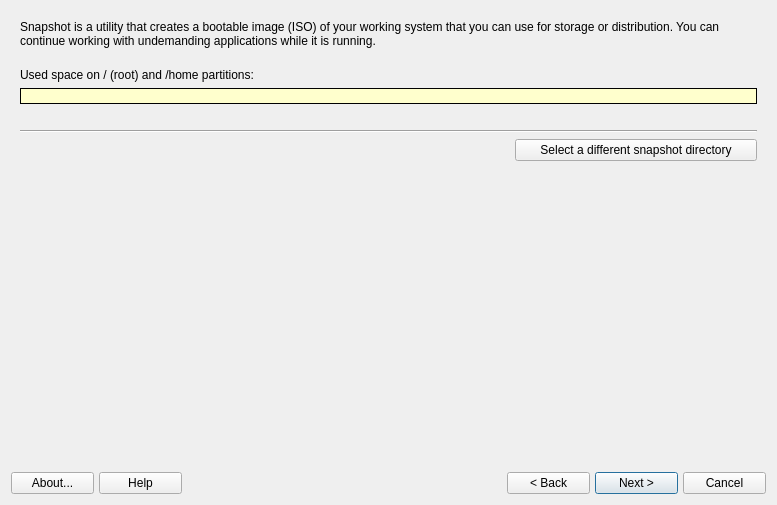
Qt form mxsnapshot.ui (AdrianTM/mx-snapshot-old) before a commit.
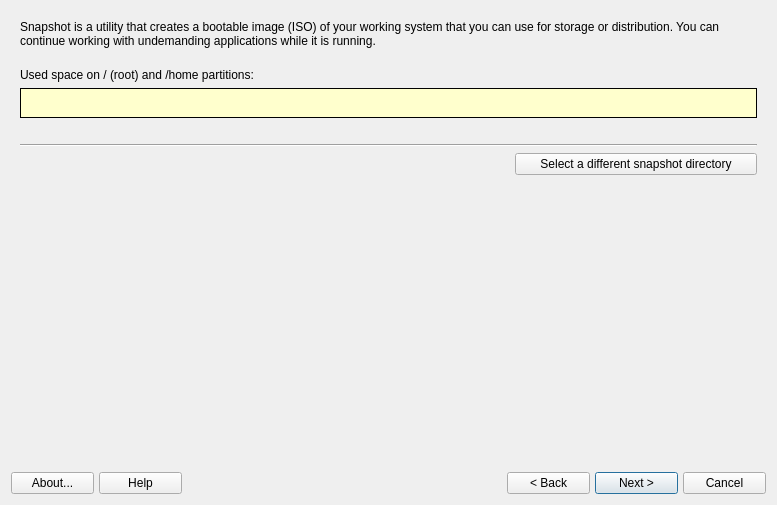
The same form after that commit. Icons and pictures are not drawn.

Commit message: changed used space calculation for running Live

```diff
--- a/mxsnapshot.ui
+++ b/mxsnapshot.ui
@@ -47,7 +47,7 @@
          </property>
         </widget>
        </item>
-       <item row="12" column="1">
+       <item row="13" column="1">
         <spacer name="verticalSpacer">
          <property name="orientation">
           <enum>Qt::Vertical</enum>
@@ -60,7 +60,7 @@
          </property>
         </spacer>
        </item>
-       <item row="4" column="0" colspan="3">
+       <item row="5" column="0" colspan="3">
         <widget class="QLabel" name="labelDiskSpaceHelp">
          <property name="text">
           <string/>
@@ -70,51 +70,21 @@
          </property>
         </widget>
        </item>
-       <item row="2" column="0" colspan="3">
-        <widget class="QLabel" name="labelDiskSpace">
-         <property name="sizePolicy">
-          <sizepolicy hsizetype="Preferred" vsizetype="Preferred">
-           <horstretch>0</horstretch>
-           <verstretch>0</verstretch>
-          </sizepolicy>
-         </property>
-         <property name="autoFillBackground">
-          <bool>false</bool>
-         </property>
-         <property name="styleSheet">
-          <string notr="true">background-color: rgb(255, 255, 205);
-border-color: rgb(0, 0, 0);
-color: rgb(0, 0, 0);</string>
-         </property>
-         <property name="frameShape">
-          <enum>QFrame::Box</enum>
-         </property>
-         <property name="text">
-          <string/>
-         </property>
-         <property name="textFormat">
-          <enum>Qt::PlainText</enum>
-         </property>
-         <property name="wordWrap">
-          <bool>true</bool>
-         </property>
-        </widget>
-       </item>
-       <item row="6" column="0" colspan="3">
+       <item row="7" column="0" colspan="3">
         <widget class="Line" name="line_4">
          <property name="orientation">
           <enum>Qt::Horizontal</enum>
          </property>
         </widget>
        </item>
-       <item row="9" column="2">
+       <item row="10" column="2">
         <widget class="QPushButton" name="buttonSelectSnapshot">
          <property name="text">
           <string>Select a different snapshot directory</string>
          </property>
         </widget>
        </item>
-       <item row="9" column="0" colspan="2">
+       <item row="10" column="0" colspan="2">
         <widget class="QLabel" name="labelSnapshot">
          <property name="text">
           <string/>
@@ -124,6 +94,84 @@
          </property>
         </widget>
        </item>
+       <item row="2" column="0" colspan="3">
+        <widget class="QFrame" name="frame_2">
+         <property name="frameShape">
+          <enum>QFrame::Box</enum>
+         </property>
+         <property name="frameShadow">
+          <enum>QFrame::Plain</enum>
+         </property>
+         <layout class="QVBoxLayout" name="verticalLayout_4">
+          <property name="spacing">
+           <number>0</number>
+          </property>
+          <property name="leftMargin">
+           <number>0</number>
+          </property>
+          <property name="topMargin">
+           <number>0</number>
+          </property>
+          <property name="rightMargin">
+           <number>0</number>
+          </property>
+          <property name="bottomMargin">
+           <number>0</number>
+          </property>
+          <item>
+           <widget class="QLabel" name="labelUsedSpace">
+            <property name="sizePolicy">
+             <sizepolicy hsizetype="Preferred" vsizetype="Preferred">
+              <horstretch>0</horstretch>
+              <verstretch>0</verstretch>
+             </sizepolicy>
+            </property>
+            <property name="autoFillBackground">
+             <bool>false</bool>
+            </property>
+            <property name="styleSheet">
+             <string notr="true">background-color: rgb(255, 255, 205);
+border-color: rgb(0, 0, 0);
+color: rgb(0, 0, 0);</string>
+            </property>
+            <property name="frameShape">
+             <enum>QFrame::NoFrame</enum>
+            </property>
+            <property name="text">
+             <string/>
+            </property>
+            <property name="textFormat">
+             <enum>Qt::PlainText</enum>
+            </property>
+            <property name="wordWrap">
+             <bool>true</bool>
+            </property>
+           </widget>
+          </item>
+          <item>
+           <widget class="QLabel" name="labelFreeSpace">
+            <property name="styleSheet">
+             <string notr="true">background-color: rgb(255, 255, 205);
+border-color: rgb(0, 0, 0);
+color: rgb(0, 0, 0);</string>
+            </property>
+            <property name="frameShape">
+             <enum>QFrame::NoFrame</enum>
+            </property>
+            <property name="text">
+             <string/>
+            </property>
+            <property name="textFormat">
+             <enum>Qt::PlainText</enum>
+            </property>
+            <property name="wordWrap">
+             <bool>true</bool>
+            </property>
+           </widget>
+          </item>
+         </layout>
+        </widget>
+       </item>
       </layout>
      </widget>
      <widget class="QWidget" name="settingsPage">
```
Left out of the diff: 84 changed lines with no effect on the pictures. The commit also changes 3 other files.
